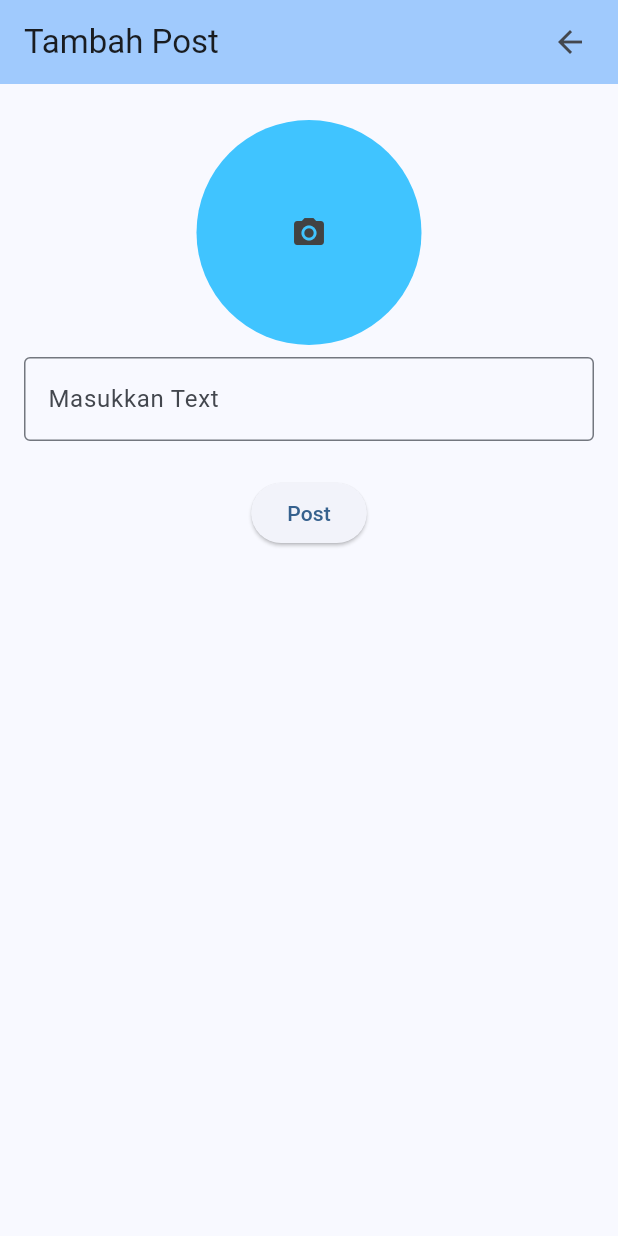
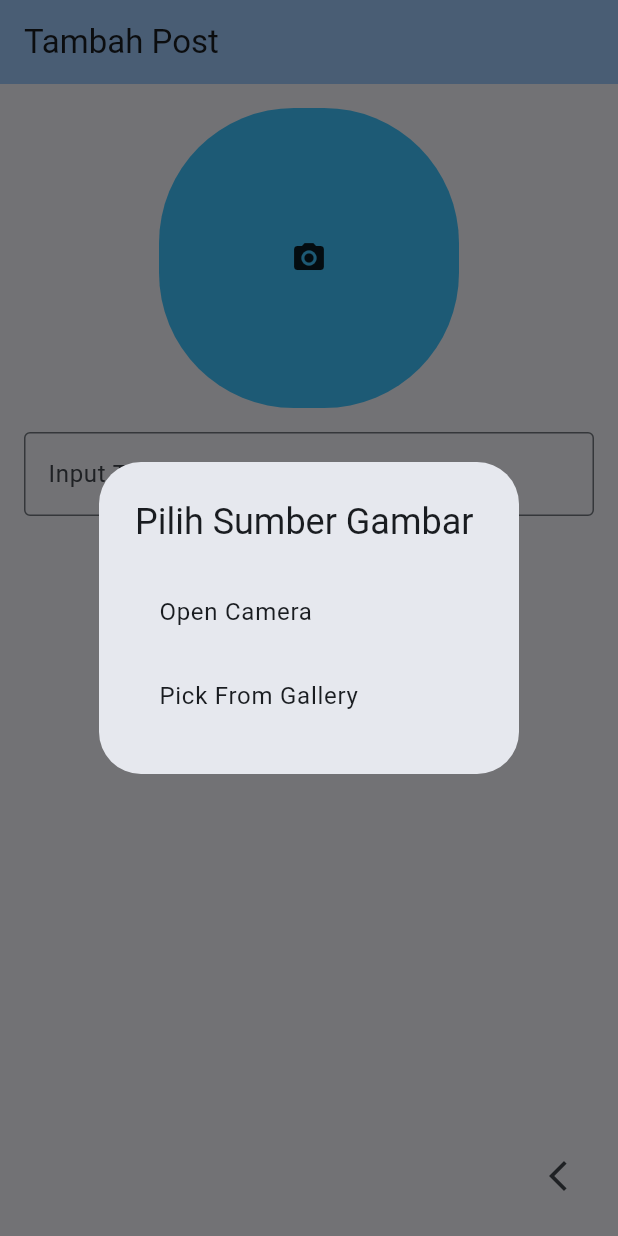
Before and after one commit to SrFebry/fasum, a Flutter app: the PostScreen screen opened directly, after a tap on the "camera alt" icon, on a phone screen of 412 x 824 dp. Run offline on Flutter 3.47's test engine with Material 3 defaults, Android fonts, the phone set to English and light mode, and no system bars; our stand-ins replace cloud_firestore, firebase_auth, firebase_core, firebase_storage, google_sign_in, image_picker; accounts and stored records are empty.

Commit message:
Connect Post To Firestore database
menyambungkan projek dengan firestore databse dan storage, untuk menyimpan gambar dan text (hanya berjalan pada mobile emu)

```diff
--- a/lib/screens/post_screen.dart
+++ b/lib/screens/post_screen.dart
@@ -1,17 +1,17 @@
 import 'dart:io';
+import 'package:cloud_firestore/cloud_firestore.dart';
 import 'package:fasum/screens/home_screen.dart';
+import 'package:firebase_storage/firebase_storage.dart';
 import 'package:flutter/material.dart';
 import 'package:image_picker/image_picker.dart';
 
 class PostScreen extends StatefulWidget {
-  const PostScreen({super.key});
-
   @override
-  State<PostScreen> createState() => _PostScreenState();
+  _AddPostScreenState createState() => _AddPostScreenState();
 }
 
-class _PostScreenState extends State<PostScreen> {
-  final _textcontroller = TextEditingController();
+class _AddPostScreenState extends State<PostScreen> {
+  final _TextController = TextEditingController();
   final ImagePicker _picker = ImagePicker();
   XFile? _image;
 
@@ -19,29 +19,109 @@ class _PostScreenState extends State<PostScreen> {
   Widget build(BuildContext context) {
     return Scaffold(
       appBar: AppBar(
-        title: const Text('Tambah Post'),
+        title: Text('Tambah Post'),
         backgroundColor: Theme.of(context).colorScheme.inversePrimary,
-        actions: [
-          Padding(
-            padding: const EdgeInsets.only(right: 8.0),
-            child: IconButton(
-              onPressed: () async => Navigator.of(context).pushReplacement(
-                MaterialPageRoute(builder: (context) => const HomeScreen()),
       ),
-              icon: const Icon(Icons.arrow_back),
-            ),
-          ),
-        ],
-      ),
+      floatingActionButton: IconButton(
+          onPressed: () {
+            Navigator.of(context).pushReplacement(
+                MaterialPageRoute(builder: (context) => const HomeScreen()));
+          },
+          icon: Icon(Icons.arrow_back_ios_new_outlined)),
       body: Padding(
         padding: const EdgeInsets.all(16.0),
-        child: Column(children: [
-          Padding(
-            padding: const EdgeInsets.all(8.0),
         child: Column(
           children: [
             GestureDetector(
               onTap: () async {
+                await _showImageSourceDialog();
+              },
+              child: Container(
+                width: 200,
+                height: 200,
+                decoration: BoxDecoration(
+                    color: Colors.lightBlueAccent,
+                    borderRadius: BorderRadius.circular(90)),
+                child: _image != null
+                    ? Image.file(File(_image!.path))
+                    : Icon(Icons.camera_alt),
+              ),
+            ),
+            SizedBox(height: 16),
+            TextField(
+              controller: _TextController,
+              decoration: InputDecoration(
+                hintText: 'Input Text',
+                border: OutlineInputBorder(),
+              ),
+            ),
+            SizedBox(height: 16),
+            ElevatedButton(
+              style: ElevatedButton.styleFrom(
+                  backgroundColor: Colors.grey,
+                  textStyle: TextStyle(
+                    fontSize: 15,
+                    fontWeight: FontWeight.bold,
+                  )),
+              onPressed: () async {
+                if (_image == null) {
+                  ScaffoldMessenger.of(context).showSnackBar(
+                    SnackBar(content: Text('Please select an image')),
+                  );
+                  return;
+                }
+
+                Reference referenceRoot = FirebaseStorage.instance.ref();
+                Reference referenceDirImages = referenceRoot.child("images");
+                Reference referenceImagesToUpload =
+                    referenceDirImages.child(_image!.path.split("/").last);
+
+                try {
+                  final uploadTask =
+                      await referenceImagesToUpload.putFile(File(_image!.path));
+                  final downloadUrl = await uploadTask.ref.getDownloadURL();
+
+                  // Add Firebase Cloud Firestore functionality here
+                  final CollectionReference posts =
+                      FirebaseFirestore.instance.collection('test');
+                  await posts.add({
+                    'text': _TextController.text,
+                    'image_url': downloadUrl,
+                    'timestamp': Timestamp.now(),
+                  });
+
+                  ScaffoldMessenger.of(context).showSnackBar(
+                    SnackBar(content: Text('Image uploaded successfully')),
+                  );
+
+                  Navigator.of(context).pushReplacement(MaterialPageRoute(
+                      builder: (context) => const HomeScreen()));
+                } catch (e) {
+                  ScaffoldMessenger.of(context).showSnackBar(
+                    SnackBar(content: Text('Error uploading image: $e')),
+                  );
+                }
+              },
+              child: Text('Post'),
+            ),
+          ],
+        ),
+      ),
+    );
+  }
+
+  Future<void> _showImageSourceDialog() async {
+    await showDialog(
+      context: context,
+      builder: (context) => AlertDialog(
+        title: Text('Pilih Sumber Gambar'),
+        content: Column(
+          mainAxisSize: MainAxisSize.min,
+          children: [
+            ListTile(
+              title: Text('Open Camera'),
+              onTap: () async {
+                Navigator.of(context).pop();
                 final pickedFile =
                     await _picker.pickImage(source: ImageSource.camera);
                 if (pickedFile != null) {
@@ -50,42 +130,29 @@ class _PostScreenState extends State<PostScreen> {
                   });
                 }
               },
-                  child: Container(
-                    decoration: BoxDecoration(
-                        color: Colors.lightBlueAccent,
-                        borderRadius: BorderRadius.circular(90)),
-                    width: 150,
-                    height: 150,
-                    child: _image != null
-                        ? Image.file(File(_image!.path))
-                        : Icon(
-                            Icons.camera_alt,
-                            color: Colors.grey[800],
             ),
-                  ),
+            ListTile(
+              title: Text('Pick From Gallery'),
+              onTap: () async {
+                Navigator.of(context).pop();
+                final pickedFile =
+                    await _picker.pickImage(source: ImageSource.gallery);
+                if (pickedFile != null) {
+                  setState(() {
+                    _image = pickedFile;
+                  });
+                }
+              },
             ),
           ],
         ),
       ),
-          TextField(
-            controller: _textcontroller,
-            decoration: const InputDecoration(
-              labelText: 'Masukkan Text',
-              border: OutlineInputBorder(),
-            ),
-          ),
-          const SizedBox(height: 16.0),
-          Padding(
-            padding: const EdgeInsets.all(8.0),
-            child: ElevatedButton(
-                onPressed: () {
-                  Navigator.of(context).pushReplacement(MaterialPageRoute(
-                      builder: (context) => const HomeScreen()));
-                },
-                child: const Text('Post')),
-          ),
-        ]),
-      ),
     );
   }
+
+  @override
+  void dispose() {
+    _TextController.dispose();
+    super.dispose();
   }
+}
--- a/pubspec.yaml
+++ b/pubspec.yaml
@@ -40,6 +40,8 @@ dependencies:
   google_sign_in: ^6.2.1
   image_picker: ^1.1.1
   camera: ^0.10.6
+  cloud_firestore: ^4.17.3
+  firebase_storage: ^11.7.5
 
 dev_dependencies:
   flutter_test:
```
Also changed, not shown: pubspec.lock, 3 other files. Lines whose indentation alone changed are shown as unchanged.
